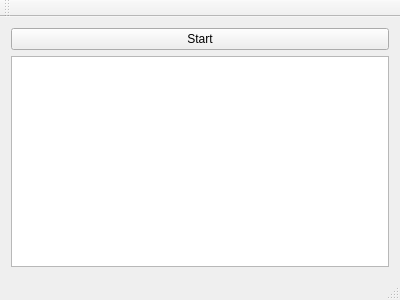
Above: secodstepsorter.ui from szazdenes/secondError before the change. Below: the same form after it.
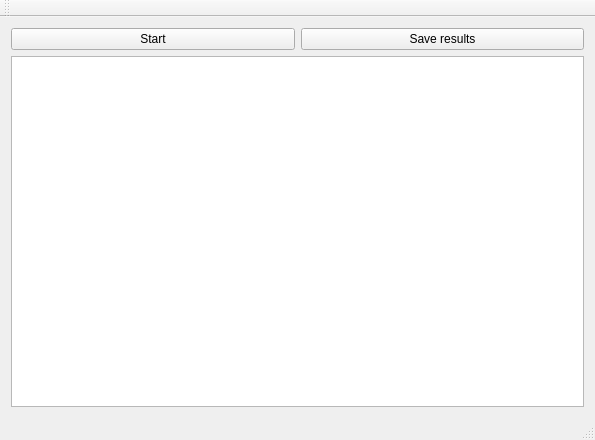
That is the form after the change.

Commit message: exportable error data

The edit to the form file:
```diff
--- a/secodstepsorter.ui
+++ b/secodstepsorter.ui
@@ -6,8 +6,8 @@
    <rect>
     <x>0</x>
     <y>0</y>
-    <width>400</width>
-    <height>300</height>
+    <width>595</width>
+    <height>440</height>
    </rect>
   </property>
   <property name="windowTitle">
@@ -22,7 +22,14 @@
       </property>
      </widget>
     </item>
-    <item row="1" column="0">
+    <item row="0" column="1">
+     <widget class="QPushButton" name="pushButton_2">
+      <property name="text">
+       <string>Save results</string>
+      </property>
+     </widget>
+    </item>
+    <item row="1" column="0" colspan="2">
      <widget class="QListWidget" name="listWidget"/>
     </item>
    </layout>
```
Left out of the diff: 2 changed lines with no effect on the pictures. The commit also changes 2 other files.
